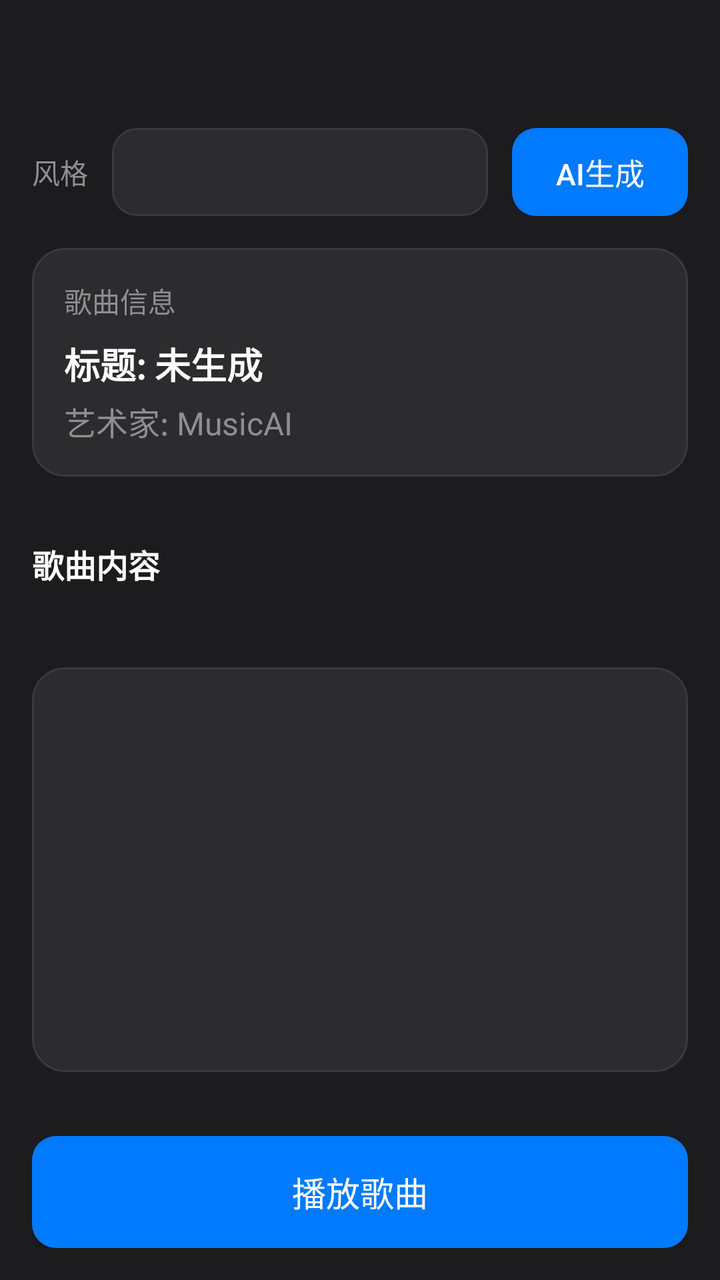
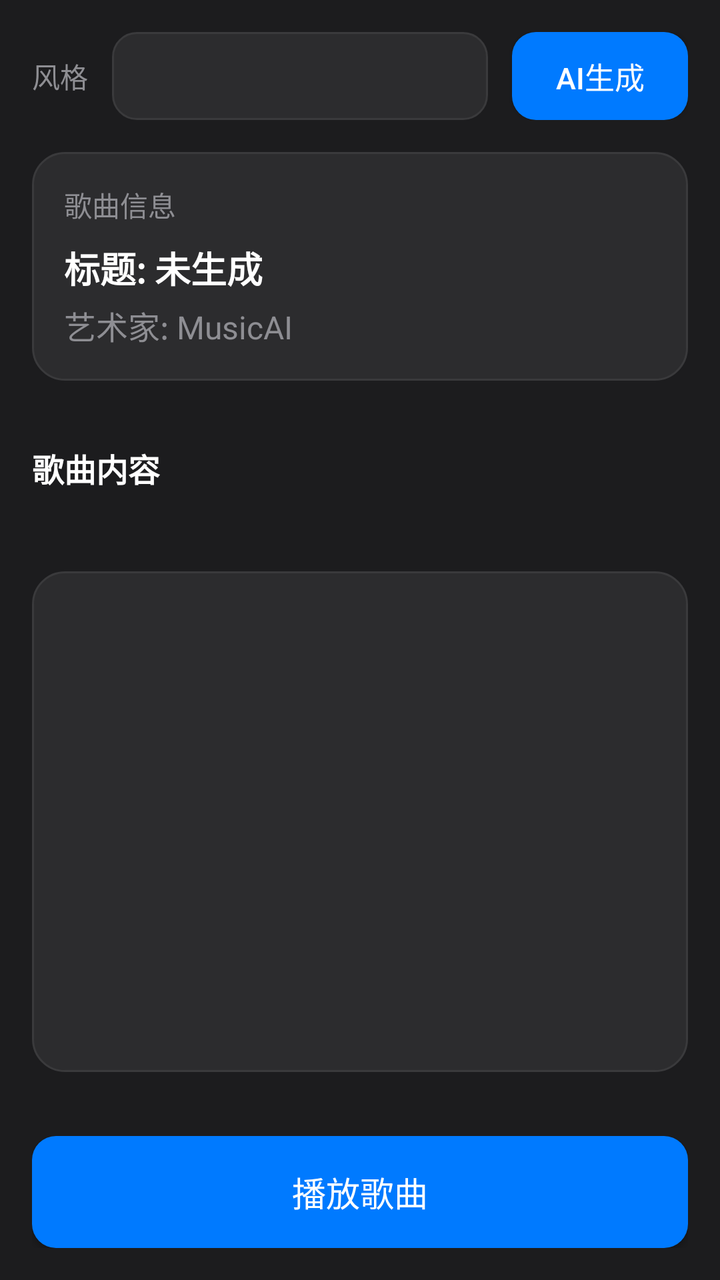

An Android layout rendered at two revisions. The XML below is the earlier revision; the diff shows what the commit changed to produce the second picture.
<!-- AndroidManifest.xml: application theme Theme.MusicAI -->
<!-- res/layout/activity_song_generator.xml -->
<?xml version="1.0" encoding="utf-8"?>
<LinearLayout xmlns:android="http://schemas.android.com/apk/res/android"
    android:layout_width="match_parent"
    android:layout_height="match_parent"
    android:orientation="vertical"
    android:background="@color/apple_dark"
    android:paddingTop="48dp">
    android:paddingTop="40dp">

    <LinearLayout
        android:layout_width="match_parent"
        android:layout_height="wrap_content"
        android:orientation="horizontal"
        android:padding="16dp"
        android:gravity="center_vertical">

        <TextView
            android:layout_width="wrap_content"
            android:layout_height="wrap_content"
            android:text="风格"
            android:textSize="14sp"
            android:textColor="@color/apple_text_secondary"
            android:layout_marginRight="12dp"/>

        <Spinner
            android:id="@+id/sp_style"
            android:layout_width="0dp"
            android:layout_height="44dp"
            android:layout_weight="1"
            android:background="@drawable/apple_edittext_bg"
            android:paddingHorizontal="12dp"/>

        <Button
            android:id="@+id/btn_generate"
            android:layout_width="wrap_content"
            android:layout_height="44dp"
            android:text="AI生成"
            android:textSize="15sp"
            android:textColor="@color/apple_text"
            android:background="@drawable/apple_button_primary_bg"
            android:layout_marginLeft="12dp"
           />

    </LinearLayout>

    <LinearLayout
        android:layout_width="match_parent"
        android:layout_height="wrap_content"
        android:orientation="vertical"
        android:background="@drawable/apple_card_bg"
        android:padding="16dp"
        android:layout_marginLeft="16dp"
        android:layout_marginRight="16dp"
        android:layout_marginBottom="16dp">

        <TextView
            android:layout_width="match_parent"
            android:layout_height="wrap_content"
            android:text="歌曲信息"
            android:textSize="14sp"
            android:textColor="@color/apple_text_secondary"
            android:layout_marginBottom="8dp"/>

        <TextView
            android:id="@+id/tv_title"
            android:layout_width="match_parent"
            android:layout_height="wrap_content"
            android:text="标题: 未生成"
            android:textSize="18sp"
            android:textColor="@color/apple_text"
            android:textStyle="bold"/>

        <TextView
            android:id="@+id/tv_artist"
            android:layout_width="match_parent"
            android:layout_height="wrap_content"
            android:text="艺术家: MusicAI"
            android:textSize="16sp"
            android:textColor="@color/apple_text_secondary"
            android:layout_marginTop="4dp"/>

    </LinearLayout>

    <LinearLayout
        android:layout_width="match_parent"
        android:layout_height="wrap_content"
        android:orientation="vertical"
        android:padding="16dp"
        android:paddingTop="0dp">

        <TextView
            android:layout_width="match_parent"
            android:layout_height="wrap_content"
            android:text="歌曲内容"
            android:textSize="16sp"
            android:textColor="@color/apple_text"
            android:textStyle="bold"
            android:layout_marginBottom="8dp"/>

        <ProgressBar
            android:id="@+id/playback_progress"
            style="?android:attr/progressBarStyleHorizontal"
            android:layout_width="match_parent"
            android:layout_height="wrap_content"
            android:progress="0"
            android:max="100"
            android:progressTint="@color/apple_accent"
            android:layout_marginBottom="8dp"
            android:visibility="gone"/>

        <TextView
            android:id="@+id/tv_playback_time"
            android:layout_width="match_parent"
            android:layout_height="wrap_content"
            android:text="0:00 / 0:00"
            android:textSize="12sp"
            android:textColor="@color/apple_text_secondary"
            android:gravity="center"
            android:visibility="gone"/>

    </LinearLayout>

    <LinearLayout
        android:layout_width="match_parent"
        android:layout_height="0dp"
        android:layout_weight="1"
        android:orientation="vertical"
        android:padding="16dp"
        android:paddingTop="0dp">

        <ListView
            android:id="@+id/lv_song"
            android:layout_width="match_parent"
            android:layout_height="match_parent"
            android:background="@drawable/apple_card_bg"
            android:divider="@color/apple_mid_gray"
            android:dividerHeight="1dp"/>

    </LinearLayout>

    <LinearLayout
        android:layout_width="match_parent"
        android:layout_height="wrap_content"
        android:orientation="horizontal"
        android:padding="16dp">

        <Button
            android:id="@+id/btn_play"
            android:layout_width="match_parent"
            android:layout_height="56dp"
            android:text="播放歌曲"
            android:textSize="17sp"
            android:textColor="@color/apple_text"
            android:background="@drawable/apple_button_primary_bg"
           />

    </LinearLayout>

    <ProgressBar
        android:id="@+id/progress_bar"
        android:layout_width="wrap_content"
        android:layout_height="wrap_content"
        android:layout_gravity="center"
        android:visibility="gone"
        android:layout_marginBottom="16dp"/>

</LinearLayout>
<!-- resources referenced by this layout -->
<resources>
  <color name="apple_accent">#007AFF</color>
  <color name="apple_dark">#1C1C1E</color>
  <color name="apple_mid_gray">#3A3A3C</color>
  <color name="apple_text">#FFFFFF</color>
  <color name="apple_text_secondary">#8E8E93</color>
  <!-- drawable apple_button_primary_bg (drawable) -->
  <?xml version="1.0" encoding="utf-8"?>
  <selector xmlns:android="http://schemas.android.com/apk/res/android">
      <item android:state_pressed="true">
          <shape android:shape="rectangle">
              <solid android:color="@color/apple_accent_active" />
              <corners android:radius="12dp" />
          </shape>
      </item>
      <item>
          <shape android:shape="rectangle">
              <solid android:color="@color/apple_accent" />
              <corners android:radius="12dp" />
          </shape>
      </item>
  </selector>
  <!-- drawable apple_card_bg (drawable) -->
  <?xml version="1.0" encoding="utf-8"?>
  <shape xmlns:android="http://schemas.android.com/apk/res/android" android:shape="rectangle">
      <solid android:color="@color/apple_dark_gray" />
      <corners android:radius="16dp" />
      <stroke android:width="1dp" android:color="@color/apple_mid_gray" />
  </shape>
  <!-- drawable apple_edittext_bg (drawable) -->
  <?xml version="1.0" encoding="utf-8"?>
  <selector xmlns:android="http://schemas.android.com/apk/res/android">
      <item android:state_focused="true">
          <shape android:shape="rectangle">
              <solid android:color="@color/apple_dark_gray" />
              <corners android:radius="12dp" />
              <stroke android:width="2dp" android:color="@color/apple_accent" />
          </shape>
      </item>
      <item>
          <shape android:shape="rectangle">
              <solid android:color="@color/apple_dark_gray" />
              <corners android:radius="12dp" />
              <stroke android:width="1dp" android:color="@color/apple_mid_gray" />
          </shape>
      </item>
  </selector>
  <style name="Theme.MusicAI" parent="Theme.AppCompat.DayNight.NoActionBar">
          <item name="colorPrimary">@color/colorPrimary</item>
          <item name="colorPrimaryDark">@color/colorPrimaryDark</item>
          <item name="colorAccent">@color/colorAccent</item>
          <item name="android:textColorPrimary">@color/apple_text</item>
          <item name="android:textColorSecondary">@color/apple_text_secondary</item>
          <item name="android:windowBackground">@color/apple_dark</item>
          <item name="android:statusBarColor">@color/apple_dark</item>
          <item name="android:navigationBarColor">@color/apple_dark</item>
      </style>
  <color name="apple_accent_active">#0066CC</color>
  <color name="apple_dark_gray">#2C2C2E</color>
  <color name="colorPrimary">#007AFF</color>
  <color name="colorPrimaryDark">#1C1C1E</color>
  <color name="colorAccent">#34C759</color>
</resources>

<!-- the commit's change to res/layout/activity_song_generator.xml (unified diff, before → after) -->
@@ -4,8 +4,7 @@
     android:layout_height="match_parent"
     android:orientation="vertical"
     android:background="@color/apple_dark"
-    android:paddingTop="48dp">
-    android:paddingTop="40dp">
+    android:fitsSystemWindows="true">
 
     <LinearLayout
         android:layout_width="match_parent"
@@ -38,8 +37,7 @@
             android:textSize="15sp"
             android:textColor="@color/apple_text"
             android:background="@drawable/apple_button_primary_bg"
-            android:layout_marginLeft="12dp"
-           />
+            android:layout_marginLeft="12dp"/>
 
     </LinearLayout>
 
@@ -151,8 +149,7 @@
             android:text="播放歌曲"
             android:textSize="17sp"
             android:textColor="@color/apple_text"
-            android:background="@drawable/apple_button_primary_bg"
-           />
+            android:background="@drawable/apple_button_primary_bg"/>
 
     </LinearLayout>
 
<!-- resource entries referenced after the edit -->
@@ -55,6 +55,8 @@
           <item name="android:windowBackground">@color/apple_dark</item>
           <item name="android:statusBarColor">@color/apple_dark</item>
           <item name="android:navigationBarColor">@color/apple_dark</item>
+          <item name="android:windowTranslucentStatus">false</item>
+          <item name="android:windowTranslucentNavigation">false</item>
       </style>
   <color name="apple_accent_active">#0066CC</color>
   <color name="apple_dark_gray">#2C2C2E</color>
